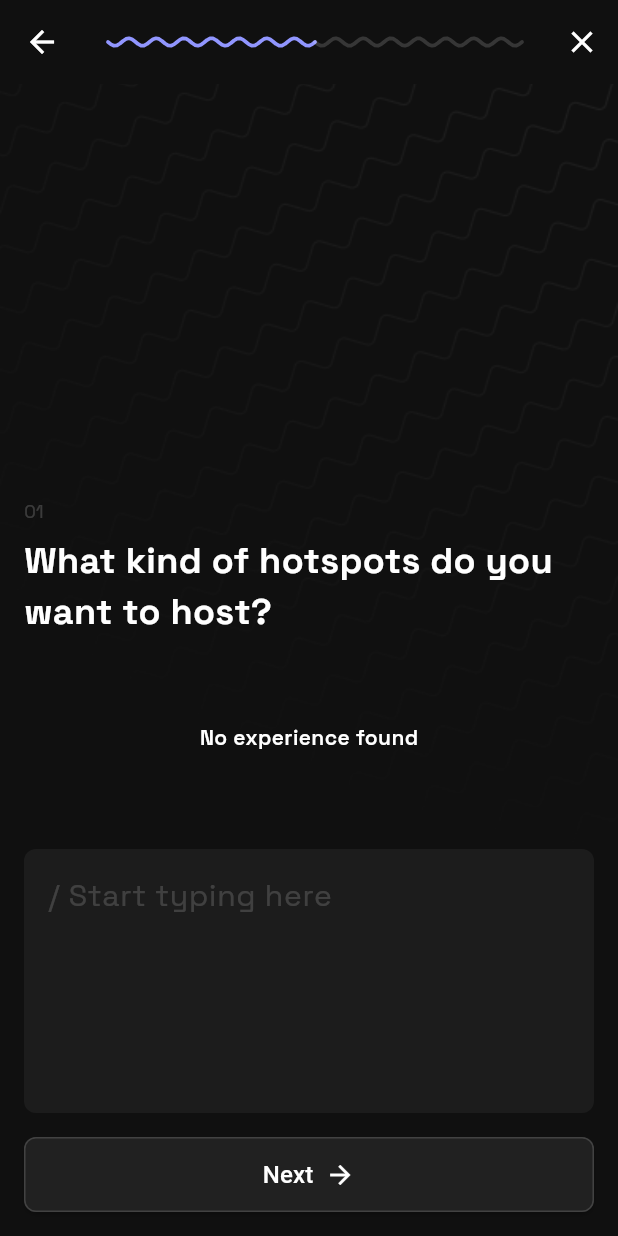
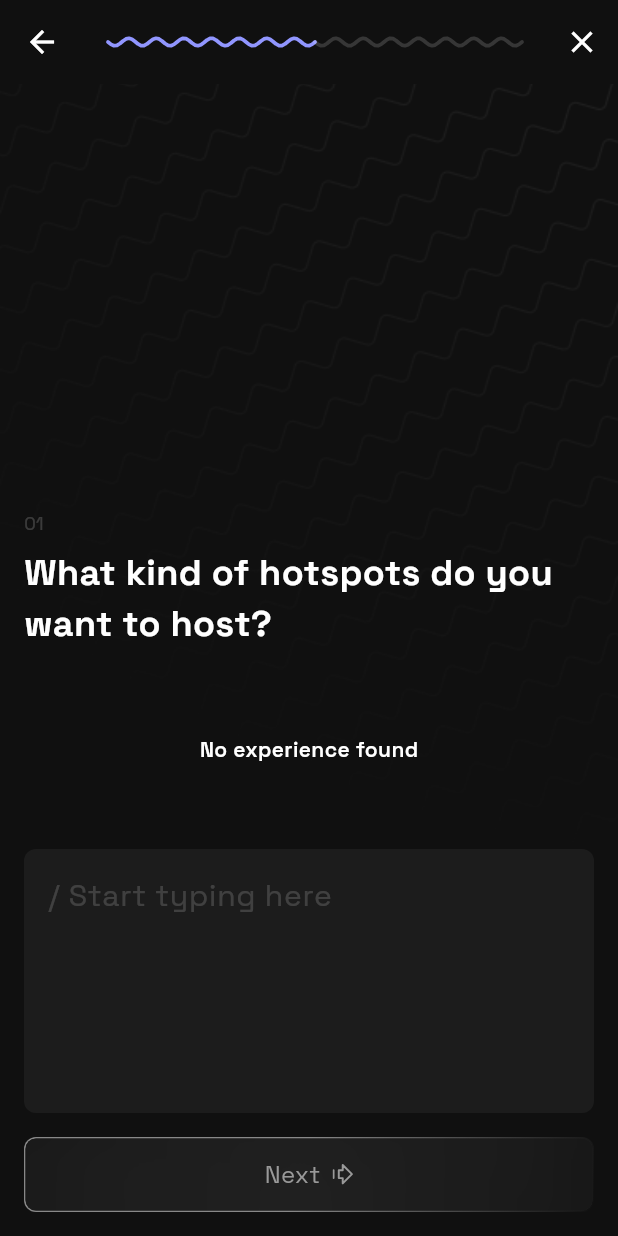
Before and after one commit to Viraj1812/hotspot_hosts, a Flutter app: the screen it shows after launch, after a tap on the "close" icon, on a phone screen of 412 x 824 dp. Run offline on Flutter 3.47's test engine with Material 3 defaults, Android fonts, the phone set to English and light mode, and no system bars; drawn by our look-alikes of toastification; our stand-ins replace auto_route, dartz, flutter_riverpod, flutter_svg, get_it, vector_graphics; missing offline and left inert: master_utility.

Commit message:
Add flutter_svg and vector_graphics dependencies; introduce new button shades in colors.xml; create AppButton widget for improved UI; add next_icon SVG asset; update onboarding selection page to utilize new button and strings.

```diff
--- a/lib/config/assets/assets.gen.dart
+++ b/lib/config/assets/assets.gen.dart
@@ -9,7 +9,10 @@
 // ignore_for_file: type=lint
 // ignore_for_file: deprecated_member_use,directives_ordering,implicit_dynamic_list_literal,unnecessary_import
 
+import 'package:flutter/services.dart';
 import 'package:flutter/widgets.dart';
+import 'package:flutter_svg/flutter_svg.dart' as _svg;
+import 'package:vector_graphics/vector_graphics.dart' as _vg;
 
 class $AssetsColorsGen {
   const $AssetsColorsGen();
@@ -49,6 +52,16 @@ class $AssetsFontsGen {
   ];
 }
 
+class $AssetsIconsGen {
+  const $AssetsIconsGen();
+
+  /// File path: assets/icons/next_icon.svg
+  SvgGenImage get nextIcon => const SvgGenImage('assets/icons/next_icon.svg');
+
+  /// List of all assets
+  List<SvgGenImage> get values => [nextIcon];
+}
+
 class $AssetsImagesGen {
   const $AssetsImagesGen();
 
@@ -77,6 +90,7 @@ class AppAssets {
 
   static const $AssetsColorsGen colors = $AssetsColorsGen();
   static const $AssetsFontsGen fonts = $AssetsFontsGen();
+  static const $AssetsIconsGen icons = $AssetsIconsGen();
   static const $AssetsImagesGen images = $AssetsImagesGen();
   static const $AssetsJsonGen json = $AssetsJsonGen();
 }
@@ -168,3 +182,77 @@ class AssetGenImageAnimation {
   final Duration duration;
   final int frames;
 }
+
+class SvgGenImage {
+  const SvgGenImage(this._assetName, {this.size, this.flavors = const {}})
+    : _isVecFormat = false;
+
+  const SvgGenImage.vec(this._assetName, {this.size, this.flavors = const {}})
+    : _isVecFormat = true;
+
+  final String _assetName;
+  final Size? size;
+  final Set<String> flavors;
+  final bool _isVecFormat;
+
+  _svg.SvgPicture svg({
+    Key? key,
+    bool matchTextDirection = false,
+    AssetBundle? bundle,
+    String? package,
+    double? width,
+    double? height,
+    BoxFit fit = BoxFit.contain,
+    AlignmentGeometry alignment = Alignment.center,
+    bool allowDrawingOutsideViewBox = false,
+    WidgetBuilder? placeholderBuilder,
+    String? semanticsLabel,
+    bool excludeFromSemantics = false,
+    _svg.SvgTheme? theme,
+    _svg.ColorMapper? colorMapper,
+    ColorFilter? colorFilter,
+    Clip clipBehavior = Clip.hardEdge,
+    @deprecated Color? color,
+    @deprecated BlendMode colorBlendMode = BlendMode.srcIn,
+    @deprecated bool cacheColorFilter = false,
+  }) {
+    final _svg.BytesLoader loader;
+    if (_isVecFormat) {
+      loader = _vg.AssetBytesLoader(
+        _assetName,
+        assetBundle: bundle,
+        packageName: package,
+      );
+    } else {
+      loader = _svg.SvgAssetLoader(
+        _assetName,
+        assetBundle: bundle,
+        packageName: package,
+        theme: theme,
+        colorMapper: colorMapper,
+      );
+    }
+    return _svg.SvgPicture(
+      loader,
+      key: key,
+      matchTextDirection: matchTextDirection,
+      width: width,
+      height: height,
+      fit: fit,
+      alignment: alignment,
+      allowDrawingOutsideViewBox: allowDrawingOutsideViewBox,
+      placeholderBuilder: placeholderBuilder,
+      semanticsLabel: semanticsLabel,
+      excludeFromSemantics: excludeFromSemantics,
+      colorFilter:
+          colorFilter ??
+          (color == null ? null : ColorFilter.mode(color, colorBlendMode)),
+      clipBehavior: clipBehavior,
+      cacheColorFilter: cacheColorFilter,
+    );
+  }
+
+  String get path => _assetName;
+
+  String get keyName => _assetName;
+}
--- a/lib/config/assets/colors.gen.dart
+++ b/lib/config/assets/colors.gen.dart
@@ -17,6 +17,12 @@ class AppColors {
   /// Color: #101010
   static const Color black = Color(0xFF101010);
 
+  /// Color: #222222
+  static const Color buttonShade1 = Color(0xFF222222);
+
+  /// Color: #999999
+  static const Color buttonShade2 = Color(0xFF999999);
+
   /// Color: #9196FF
   static const Color purple = Color(0xFF9196FF);
 
--- a/lib/constants/app_strings.dart
+++ b/lib/constants/app_strings.dart
@@ -4,4 +4,5 @@ class AppStrings {
   static String get somethingWentWrong => 'Something went wrong';
   static String get sessionExpired => 'Session expired';
   static String get noExperienceFound => 'No experience found';
+  static String get next => 'Next';
 }
--- a/lib/features/onboarding/view/widgets/selection_page_widget.dart
+++ b/lib/features/onboarding/view/widgets/selection_page_widget.dart
@@ -4,6 +4,7 @@ import 'package:hotspot_hosts/config/assets/colors.gen.dart';
 import 'package:hotspot_hosts/constants/app_strings.dart';
 import 'package:hotspot_hosts/constants/app_styles.dart';
 import 'package:hotspot_hosts/features/onboarding/controller/onboarding_state_notifier.dart';
+import 'package:hotspot_hosts/widgets/app_button.dart';
 import 'package:master_utility/master_utility.dart';
 
 class SelectionPageWidget extends ConsumerStatefulWidget {
@@ -42,17 +43,15 @@ class _SelectionPageWidgetState extends ConsumerState<SelectionPageWidget> {
     return LayoutBuilder(
       builder: (context, constraints) {
         return SingleChildScrollView(
-          reverse: true, // Makes content stick to bottom when keyboard is closed
+          reverse: true,
           padding: const EdgeInsets.all(16.0),
           child: ConstrainedBox(
-            constraints: BoxConstraints(
-              minHeight: constraints.maxHeight - 32, // Account for padding
-            ),
+            constraints: BoxConstraints(minHeight: constraints.maxHeight - 32),
             child: IntrinsicHeight(
               child: Column(
                 crossAxisAlignment: CrossAxisAlignment.start,
                 children: [
-                  const Spacer(), // Pushes content to bottom when no keyboard
+                  const Spacer(),
                   Text(
                     widget.question['id'].toString(),
                     style: AppStyles.getLightStyle(color: AppColors.white.withValues(alpha: 0.18)),
@@ -143,7 +142,7 @@ class _SelectionPageWidgetState extends ConsumerState<SelectionPageWidget> {
                             },
                           ),
                   ),
-                  const SizedBox(height: 24),
+                  const SizedBox(height: 16),
                   Container(
                     decoration: BoxDecoration(
                       color: AppColors.white.withValues(alpha: 0.05),
@@ -170,30 +169,10 @@ class _SelectionPageWidgetState extends ConsumerState<SelectionPageWidget> {
                     ),
                   ),
                   const SizedBox(height: 16),
-                  SizedBox(
-                    width: double.infinity,
-                    height: 50,
-                    child: ElevatedButton(
-                      onPressed: widget.onNext,
-                      style: ElevatedButton.styleFrom(
-                        backgroundColor: Colors.grey[900],
-                        shape: RoundedRectangleBorder(
-                          borderRadius: BorderRadius.circular(8),
-                          side: BorderSide(color: Colors.grey[800]!),
-                        ),
-                      ),
-                      child: Row(
-                        mainAxisAlignment: MainAxisAlignment.center,
-                        children: const [
-                          Text(
-                            'Next',
-                            style: TextStyle(color: AppColors.white, fontSize: 16, fontWeight: FontWeight.w500),
-                          ),
-                          SizedBox(width: 8),
-                          Icon(Icons.arrow_forward, color: AppColors.white, size: 20),
-                        ],
-                      ),
-                    ),
+                  AppButton(
+                    onPressed: widget.onNext,
+                    text: AppStrings.next,
+                    isEnabled: state.selectedExperiences.isNotEmpty,
                   ),
                 ],
               ),
--- /dev/null
+++ b/lib/widgets/app_button.dart
@@ -0,0 +1,98 @@
+import 'dart:ui';
+
+import 'package:flutter/material.dart';
+import 'package:hotspot_hosts/config/assets/assets.gen.dart';
+import 'package:hotspot_hosts/config/assets/colors.gen.dart';
+import 'package:hotspot_hosts/constants/app_styles.dart';
+
+class AppButton extends StatelessWidget {
+  final VoidCallback onPressed;
+  final String text;
+  final IconData? icon;
+  final bool isEnabled;
+
+  const AppButton({super.key, required this.onPressed, required this.text, this.icon, this.isEnabled = true});
+
+  @override
+  Widget build(BuildContext context) {
+    // Active state: bright white text, gradient border, vibrant gradient with buttonShade2 center
+    // Inactive state: light grey text, gradient border, very subtle dark gradient
+    final textColor = isEnabled ? AppColors.white : AppColors.buttonShade2;
+    final iconColor = isEnabled ? AppColors.white : AppColors.buttonShade2;
+
+    return SizedBox(
+      width: double.infinity,
+      height: 50,
+      child: Material(
+        color: Colors.transparent,
+        child: InkWell(
+          onTap: isEnabled ? onPressed : null,
+          borderRadius: BorderRadius.circular(8),
+          child: Container(
+            decoration: BoxDecoration(
+              gradient: isEnabled
+                  ? const LinearGradient(
+                      colors: [AppColors.black, AppColors.white],
+                      begin: Alignment.bottomRight,
+                      end: Alignment.topCenter,
+                    )
+                  : LinearGradient(
+                      colors: [AppColors.black.withValues(alpha: 0.5), AppColors.white.withValues(alpha: 0.5)],
+                      begin: Alignment.bottomRight,
+                      end: Alignment.topCenter,
+                    ),
+              borderRadius: BorderRadius.circular(8),
+            ),
+            child: Container(
+              margin: const EdgeInsets.all(1),
+              decoration: BoxDecoration(
+                gradient: RadialGradient(
+                  center: Alignment.center,
+                  radius: 1.0,
+                  colors: isEnabled
+                      ? [
+                          AppColors.buttonShade1, // Dark at edges
+                          AppColors.buttonShade2, // Lighter in center
+                          AppColors.buttonShade1, // Dark at edges
+                        ]
+                      : [
+                          AppColors.buttonShade1,
+                          AppColors.buttonShade1.withValues(alpha: 0.9), // Very subtle lighter center
+                          AppColors.buttonShade1,
+                        ],
+                  stops: isEnabled ? const [0.0, 0.5, 1.0] : const [0.0, 0.4, 1.0],
+                ),
+                borderRadius: BorderRadius.circular(7),
+              ),
+              child: ClipRRect(
+                borderRadius: BorderRadius.circular(7),
+                child: BackdropFilter(
+                  filter: ImageFilter.blur(sigmaX: 40, sigmaY: 40),
+                  child: Center(
+                    child: Row(
+                      mainAxisSize: MainAxisSize.min,
+                      children: [
+                        Text(
+                          text,
+                          style: isEnabled
+                              ? AppStyles.getMediumStyle(color: textColor, fontSize: 16)
+                              : AppStyles.getLightStyle(color: textColor, fontSize: 16),
+                        ),
+                        const SizedBox(width: 8),
+                        AppAssets.icons.nextIcon.svg(
+                          colorFilter: ColorFilter.mode(iconColor, BlendMode.srcIn),
+                          width: 14,
+                          height: 14,
+                        ),
+                      ],
+                    ),
+                  ),
+                ),
+              ),
+            ),
+          ),
+        ),
+      ),
+    );
+  }
+}
--- a/pubspec.yaml
+++ b/pubspec.yaml
@@ -40,6 +40,7 @@ dependencies:
   toastification: ^3.0.3
   auto_route: ^10.0.1
   get_it: ^9.0.5
+  flutter_svg: ^2.2.2
 
 dev_dependencies:
   auto_route_generator: ^10.0.1
```
Also changed, not shown: assets/icons/next_icon.svg (added), pubspec.lock, 1 other file.
